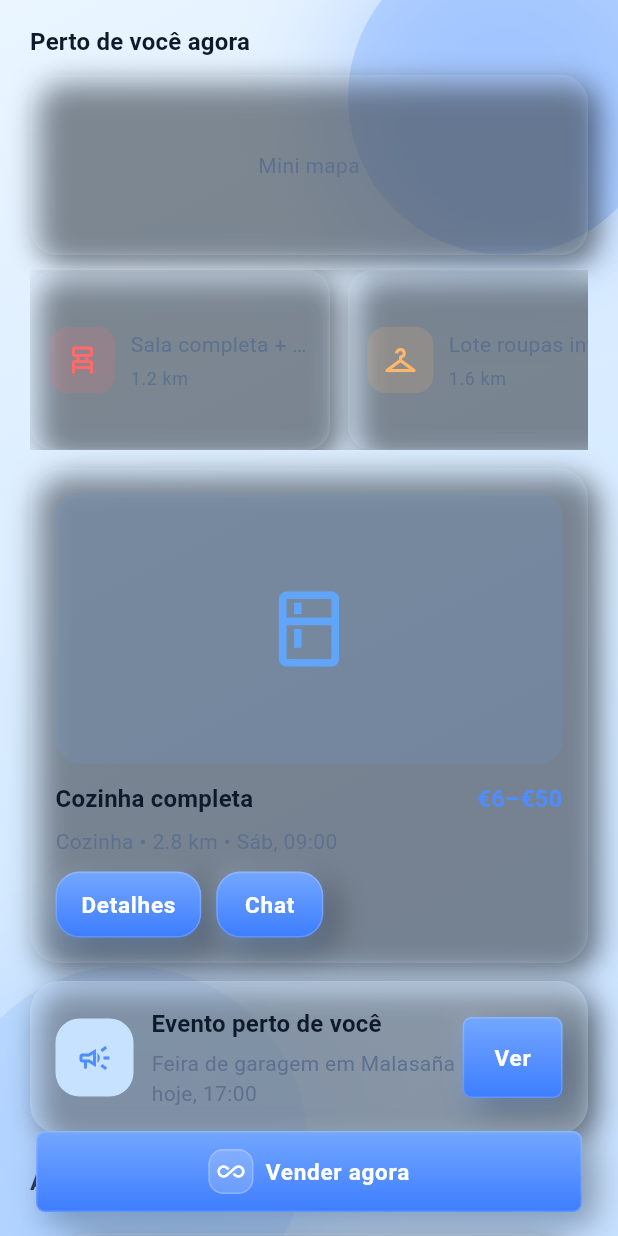
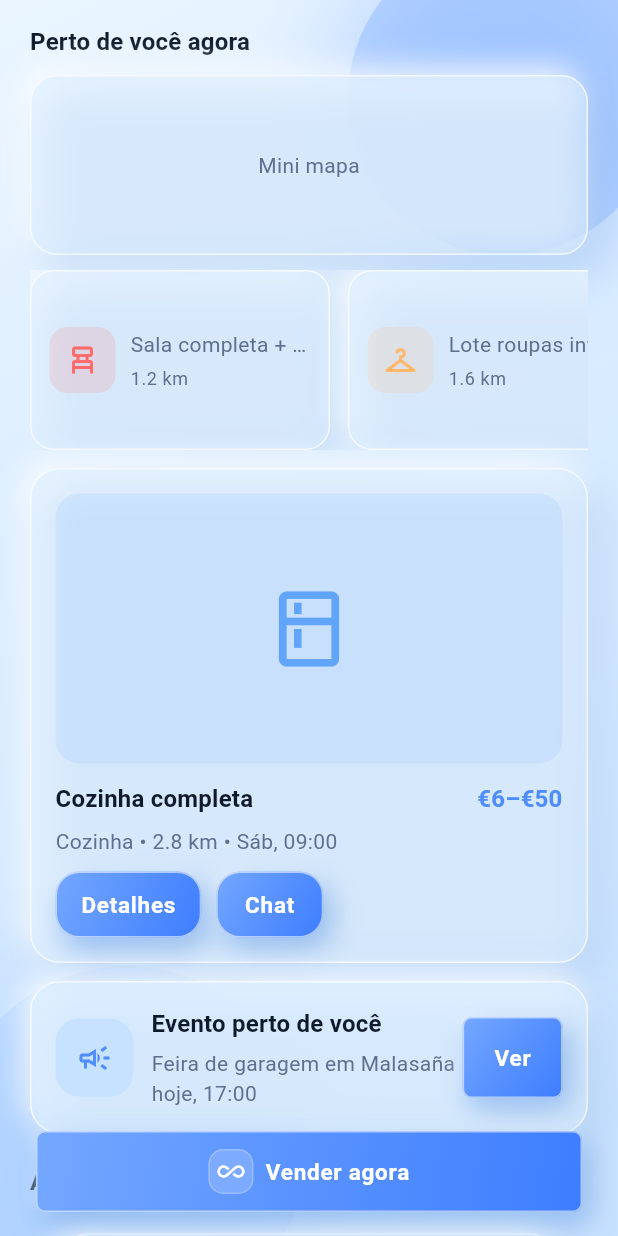
Before and after one commit to Mauricio-HNS/ClinicFlow-AI, a Flutter app: the MapScreen screen opened directly, scrolled down 1152 dp, on a phone screen of 412 x 824 dp. Run offline on Flutter 3.47's test engine with Material 3 defaults, Android fonts, the phone set to English and light mode, and no system bars; our stand-ins replace image_picker.

Commit message:
style(components): make shared cards and buttons neumorphic blue

```diff
--- a/lib/widgets/glass.dart
+++ b/lib/widgets/glass.dart
@@ -32,34 +32,34 @@ class GlassContainer extends StatelessWidget {
       margin: margin,
       width: width,
       height: height,
-      child: Container(
-        padding: padding,
+      child: DecoratedBox(
         decoration: BoxDecoration(
-          color: baseTint.withValues(alpha: opacity),
           borderRadius: borderRadius,
-          border: Border.all(
-            color: Colors.white.withValues(alpha: 0.04),
-          ),
           boxShadow: boxShadow ??
               [
                 BoxShadow(
-                  color: Colors.black.withValues(alpha: 0.55),
+                  color: Colors.white.withValues(alpha: 0.85),
                   blurRadius: 16,
-                  offset: const Offset(6, 6),
+                  offset: const Offset(-5, -5),
                 ),
                 BoxShadow(
-                  color: Colors.white.withValues(alpha: 0.06),
-                  blurRadius: 12,
-                  offset: const Offset(-4, -4),
-                ),
-                BoxShadow(
-                  color: AppColors.glow.withValues(alpha: 0.05),
-                  blurRadius: 12,
-                  offset: const Offset(0, 0),
+                  color: const Color(0xFF8FB5E6).withValues(alpha: 0.35),
+                  blurRadius: 22,
+                  offset: const Offset(9, 11),
                 ),
               ],
         ),
-        child: child,
+        child: Container(
+          padding: padding,
+          decoration: BoxDecoration(
+            color: baseTint.withValues(alpha: (opacity + 0.42).clamp(0.0, 0.95)),
+            borderRadius: borderRadius,
+            border: Border.all(
+              color: Colors.white.withValues(alpha: 0.72),
+            ),
+          ),
+          child: child,
+        ),
       ),
     );
   }
--- a/lib/widgets/gradient_button.dart
+++ b/lib/widgets/gradient_button.dart
@@ -49,29 +49,29 @@ class GradientButton extends StatelessWidget {
       decoration: BoxDecoration(
         gradient: const LinearGradient(
           colors: [AppColors.primaryStart, AppColors.primaryEnd],
-          begin: Alignment.topCenter,
-          end: Alignment.bottomCenter,
+          begin: Alignment.topLeft,
+          end: Alignment.bottomRight,
         ),
         borderRadius: BorderRadius.circular(radius),
         border: Border.all(
-          color: Colors.white.withValues(alpha: 0.18),
+          color: Colors.white.withValues(alpha: 0.55),
           width: 1,
         ),
         boxShadow: [
           BoxShadow(
-            color: Colors.white.withValues(alpha: 0.12),
-            blurRadius: 10,
-            offset: const Offset(-3, -3),
+            color: Colors.white.withValues(alpha: 0.45),
+            blurRadius: 8,
+            offset: const Offset(-2, -2),
           ),
           BoxShadow(
-            color: Colors.black.withValues(alpha: 0.35),
-            blurRadius: glowBlur + 6,
-            offset: const Offset(8, 8),
+            color: const Color(0xFF7BA7DC).withValues(alpha: 0.55),
+            blurRadius: glowBlur + 4,
+            offset: const Offset(7, 8),
           ),
           BoxShadow(
             color: AppColors.glow.withValues(alpha: 0.3),
             blurRadius: glowBlur,
-            offset: const Offset(0, 6),
+            offset: const Offset(0, 5),
           ),
         ],
       ),
```
